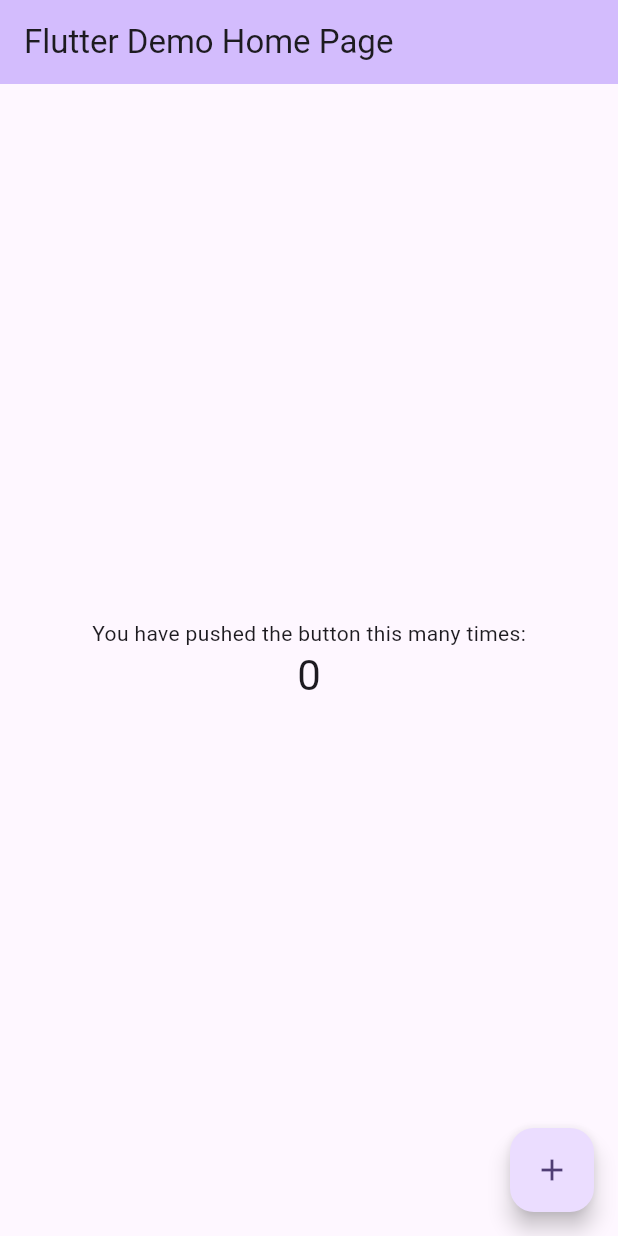
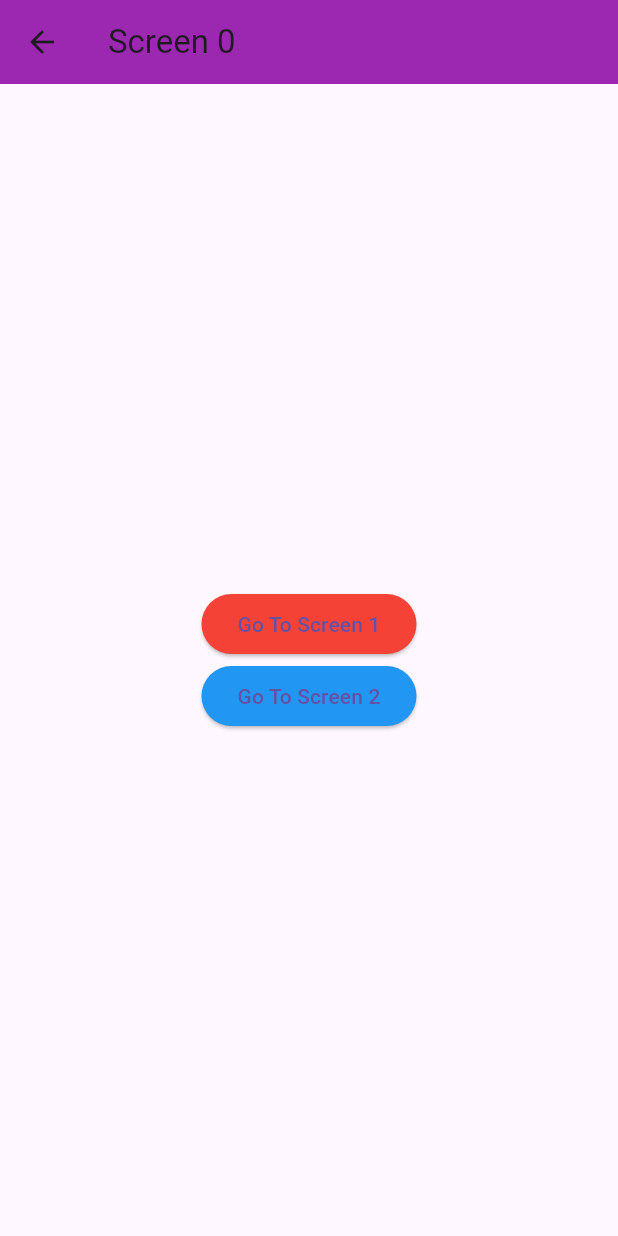
Before and after one commit to jaelliot/Navigation-Flutter-Demo, a Flutter app: the screen it shows after launch, on a phone screen of 412 x 824 dp. Run offline on Flutter 3.47's test engine with Material 3 defaults, Android fonts, the phone set to English and light mode, and no system bars.

Commit message:
added some changes

```diff
--- a/lib/main.dart
+++ b/lib/main.dart
@@ -1,125 +1,32 @@
 import 'package:flutter/material.dart';
+import 'screen0.dart';
+import 'screen1.dart';
+import 'screen2.dart';
 
 void main() {
   runApp(const MyApp());
 }
 
 class MyApp extends StatelessWidget {
-  const MyApp({super.key});
+  const MyApp({Key? key}) : super(key: key);
 
-  // This widget is the root of your application.
   @override
   Widget build(BuildContext context) {
     return MaterialApp(
-      title: 'Flutter Demo',
+      title: 'Flutter Demo', // Added title
       theme: ThemeData(
-        // This is the theme of your application.
-        //
-        // TRY THIS: Try running your application with "flutter run". You'll see
-        // the application has a purple toolbar. Then, without quitting the app,
-        // try changing the seedColor in the colorScheme below to Colors.green
-        // and then invoke "hot reload" (save your changes or press the "hot
-        // reload" button in a Flutter-supported IDE, or press "r" if you used
-        // the command line to start the app).
-        //
-        // Notice that the counter didn't reset back to zero; the application
-        // state is not lost during the reload. To reset the state, use hot
-        // restart instead.
-        //
-        // This works for code too, not just values: Most code changes can be
-        // tested with just a hot reload.
-        colorScheme: ColorScheme.fromSeed(seedColor: Colors.deepPurple),
-        useMaterial3: true,
+        primarySwatch: Colors.blue, // Defines a primary color
+        visualDensity: VisualDensity
+            .adaptivePlatformDensity, // Improves visual density adaptation across various platforms
       ),
-      home: const MyHomePage(title: 'Flutter Demo Home Page'),
+      home: Screen0(), // Made Screen1 const if possible
+      debugShowCheckedModeBanner: false,
+      initialRoute: '/screen0',
+      routes: {
+        '/screen0': (context) => Screen0(),
+        '/screen1': (context) => Screen1(),
+        '/screen2': (context) => Screen2(),
+      }, // Removes the debug banner
     );
   }
 }
-
-class MyHomePage extends StatefulWidget {
-  const MyHomePage({super.key, required this.title});
-
-  // This widget is the home page of your application. It is stateful, meaning
-  // that it has a State object (defined below) that contains fields that affect
-  // how it looks.
-
-  // This class is the configuration for the state. It holds the values (in this
-  // case the title) provided by the parent (in this case the App widget) and
-  // used by the build method of the State. Fields in a Widget subclass are
-  // always marked "final".
-
-  final String title;
-
-  @override
-  State<MyHomePage> createState() => _MyHomePageState();
-}
-
-class _MyHomePageState extends State<MyHomePage> {
-  int _counter = 0;
-
-  void _incrementCounter() {
-    setState(() {
-      // This call to setState tells the Flutter framework that something has
-      // changed in this State, which causes it to rerun the build method below
-      // so that the display can reflect the updated values. If we changed
-      // _counter without calling setState(), then the build method would not be
-      // called again, and so nothing would appear to happen.
-      _counter++;
-    });
-  }
-
-  @override
-  Widget build(BuildContext context) {
-    // This method is rerun every time setState is called, for instance as done
-    // by the _incrementCounter method above.
-    //
-    // The Flutter framework has been optimized to make rerunning build methods
-    // fast, so that you can just rebuild anything that needs updating rather
-    // than having to individually change instances of widgets.
-    return Scaffold(
-      appBar: AppBar(
-        // TRY THIS: Try changing the color here to a specific color (to
-        // Colors.amber, perhaps?) and trigger a hot reload to see the AppBar
-        // change color while the other colors stay the same.
-        backgroundColor: Theme.of(context).colorScheme.inversePrimary,
-        // Here we take the value from the MyHomePage object that was created by
-        // the App.build method, and use it to set our appbar title.
-        title: Text(widget.title),
-      ),
-      body: Center(
-        // Center is a layout widget. It takes a single child and positions it
-        // in the middle of the parent.
-        child: Column(
-          // Column is also a layout widget. It takes a list of children and
-          // arranges them vertically. By default, it sizes itself to fit its
-          // children horizontally, and tries to be as tall as its parent.
-          //
-          // Column has various properties to control how it sizes itself and
-          // how it positions its children. Here we use mainAxisAlignment to
-          // center the children vertically; the main axis here is the vertical
-          // axis because Columns are vertical (the cross axis would be
-          // horizontal).
-          //
-          // TRY THIS: Invoke "debug painting" (choose the "Toggle Debug Paint"
-          // action in the IDE, or press "p" in the console), to see the
-          // wireframe for each widget.
-          mainAxisAlignment: MainAxisAlignment.center,
-          children: <Widget>[
-            const Text(
-              'You have pushed the button this many times:',
-            ),
-            Text(
-              '$_counter',
-              style: Theme.of(context).textTheme.headlineMedium,
-            ),
-          ],
-        ),
-      ),
-      floatingActionButton: FloatingActionButton(
-        onPressed: _incrementCounter,
-        tooltip: 'Increment',
-        child: const Icon(Icons.add),
-      ), // This trailing comma makes auto-formatting nicer for build methods.
-    );
-  }
-}
--- /dev/null
+++ b/lib/screen0.dart
@@ -0,0 +1,36 @@
+import 'package:flutter/material.dart';
+
+class Screen0 extends StatelessWidget {
+  @override
+  Widget build(BuildContext context) {
+    return Scaffold(
+      appBar: AppBar(
+        backgroundColor: Colors.purple,
+        title: const Text('Screen 0'),
+      ),
+      body: Center(
+        child: Column(
+          mainAxisAlignment: MainAxisAlignment.center,
+          children: <Widget>[
+            ElevatedButton(
+              style: ElevatedButton.styleFrom(primary: Colors.red),
+              child: const Text('Go To Screen 1'),
+              onPressed: () {
+                // Use named route for navigation to Screen 1
+                Navigator.pushNamed(context, '/screen1');
+              },
+            ),
+            ElevatedButton(
+              style: ElevatedButton.styleFrom(primary: Colors.blue),
+              child: const Text('Go To Screen 2'),
+              onPressed: () {
+                // Use named route for navigation to Screen 2
+                Navigator.pushNamed(context, '/screen2');
+              },
+            ),
+          ],
+        ),
+      ),
+    );
+  }
+}
```
Also changed, not shown: lib/screen1.dart (added, +30 -0 lines), lib/screen2.dart (added, +25 -0 lines), pubspec.yaml (+6 -64 lines).
